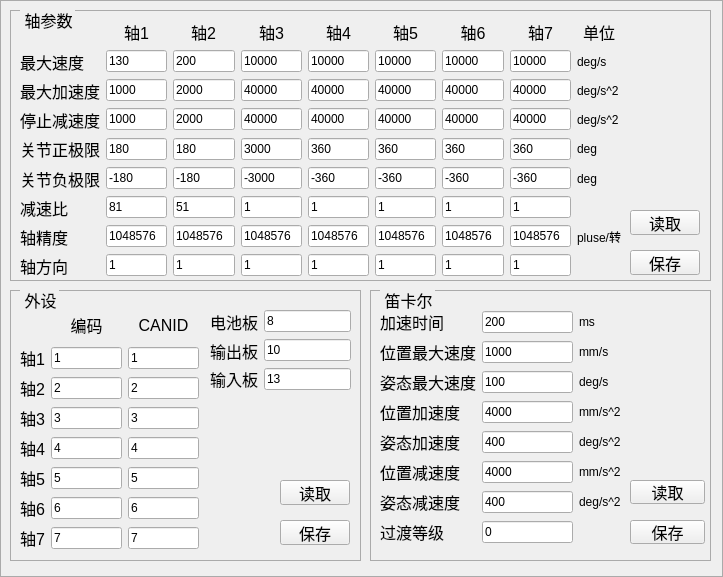
The window that zoweerobot/UI/cjointparamsetui.ui (yisea123/Robot_Delta_GitHubPro) describes before a commit, drawn with Qt 5.
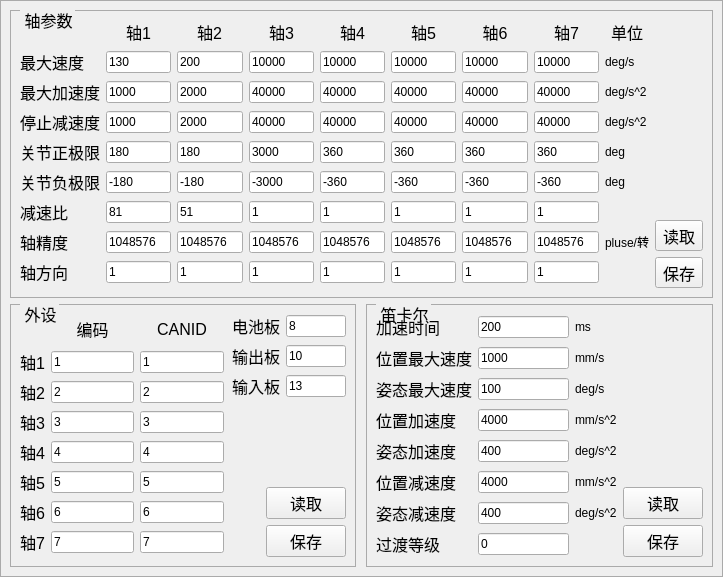
The same window after the commit.

Patch:
```diff
--- a/zoweerobot/UI/cjointparamsetui.ui
+++ b/zoweerobot/UI/cjointparamsetui.ui
@@ -18,15 +18,21 @@
   <property name="windowTitle">
    <string>Form</string>
   </property>
+  <layout class="QGridLayout" name="gridLayout_8">
+   <property name="leftMargin">
+    <number>0</number>
+   </property>
+   <property name="topMargin">
+    <number>0</number>
+   </property>
+   <property name="rightMargin">
+    <number>0</number>
+   </property>
+   <property name="bottomMargin">
+    <number>0</number>
+   </property>
+   <item row="0" column="0">
   <widget class="QGroupBox" name="groupBox">
-   <property name="geometry">
-    <rect>
-     <x>0</x>
-     <y>0</y>
-     <width>723</width>
-     <height>577</height>
-    </rect>
-   </property>
    <property name="styleSheet">
     <string notr="true">QGroupBox {
             border-color: rgb(170, 170, 170);
@@ -43,27 +49,20 @@
             padding: 0  0px;
         }</string>
    </property>
+     <layout class="QGridLayout" name="gridLayout_7">
+      <property name="horizontalSpacing">
+       <number>10</number>
+      </property>
+      <property name="verticalSpacing">
+       <number>6</number>
+      </property>
+      <item row="0" column="0" colspan="2">
    <widget class="QGroupBox" name="grbCommon">
-    <property name="geometry">
-     <rect>
-      <x>10</x>
-      <y>10</y>
-      <width>701</width>
-      <height>271</height>
-     </rect>
-    </property>
     <property name="title">
      <string>轴参数</string>
     </property>
-    <widget class="QWidget" name="gridLayoutWidget">
-     <property name="geometry">
-      <rect>
-       <x>10</x>
-       <y>10</y>
-       <width>601</width>
-       <height>261</height>
-      </rect>
-     </property>
+        <layout class="QHBoxLayout" name="horizontalLayout">
+         <item>
      <layout class="QGridLayout" name="gridLayout">
       <property name="bottomMargin">
        <number>4</number>
@@ -736,16 +735,24 @@
        </widget>
       </item>
      </layout>
-    </widget>
+         </item>
+         <item>
+          <layout class="QVBoxLayout" name="verticalLayout">
+           <item>
+            <spacer name="verticalSpacer_2">
+             <property name="orientation">
+              <enum>Qt::Vertical</enum>
+             </property>
+             <property name="sizeHint" stdset="0">
+              <size>
+               <width>20</width>
+               <height>40</height>
+              </size>
+             </property>
+            </spacer>
+           </item>
+           <item>
     <widget class="QToolButton" name="axisParamRDBtn">
-     <property name="geometry">
-      <rect>
-       <x>620</x>
-       <y>200</y>
-       <width>70</width>
-       <height>25</height>
-      </rect>
-     </property>
      <property name="font">
       <font>
        <pointsize>12</pointsize>
@@ -755,15 +762,9 @@
       <string>读取</string>
      </property>
     </widget>
+           </item>
+           <item>
     <widget class="QToolButton" name="axisParamSV">
-     <property name="geometry">
-      <rect>
-       <x>620</x>
-       <y>240</y>
-       <width>70</width>
-       <height>25</height>
-      </rect>
-     </property>
      <property name="font">
       <font>
        <pointsize>12</pointsize>
@@ -773,290 +774,19 @@
       <string>保存</string>
      </property>
     </widget>
-   </widget>
-   <widget class="QGroupBox" name="groupBox">
-    <property name="geometry">
-     <rect>
-      <x>370</x>
-      <y>290</y>
-      <width>341</width>
-      <height>271</height>
-     </rect>
-    </property>
-    <property name="title">
-     <string>笛卡尔</string>
-    </property>
-    <widget class="QWidget" name="gridLayoutWidget_2">
-     <property name="geometry">
-      <rect>
-       <x>10</x>
-       <y>20</y>
-       <width>241</width>
-       <height>241</height>
-      </rect>
-     </property>
-     <layout class="QGridLayout" name="gridLayout_2">
-      <item row="1" column="1">
-       <widget class="QLineEdit" name="carmaxpvel">
-        <property name="text">
-         <string>1000</string>
-        </property>
-       </widget>
-      </item>
-      <item row="7" column="0">
-       <widget class="QLabel" name="label_55">
-        <property name="font">
-         <font>
-          <pointsize>12</pointsize>
-         </font>
-        </property>
-        <property name="text">
-         <string>过渡等级</string>
-        </property>
-       </widget>
-      </item>
-      <item row="7" column="1">
-       <widget class="QLineEdit" name="zonelevel">
-        <property name="text">
-         <string>0</string>
-        </property>
-       </widget>
-      </item>
-      <item row="0" column="2">
-       <widget class="QLabel" name="label_35">
-        <property name="text">
-         <string>ms</string>
-        </property>
-       </widget>
-      </item>
-      <item row="0" column="0">
-       <widget class="QLabel" name="label_13">
-        <property name="font">
-         <font>
-          <pointsize>12</pointsize>
-         </font>
-        </property>
-        <property name="text">
-         <string>加速时间</string>
-        </property>
-       </widget>
-      </item>
-      <item row="2" column="0">
-       <widget class="QLabel" name="label_16">
-        <property name="font">
-         <font>
-          <pointsize>12</pointsize>
-         </font>
-        </property>
-        <property name="text">
-         <string>姿态最大速度</string>
-        </property>
-       </widget>
-      </item>
-      <item row="1" column="2">
-       <widget class="QLabel" name="label_36">
-        <property name="text">
-         <string>mm/s</string>
-        </property>
-       </widget>
-      </item>
-      <item row="6" column="0">
-       <widget class="QLabel" name="label_18">
-        <property name="font">
-         <font>
-          <pointsize>12</pointsize>
-         </font>
-        </property>
-        <property name="text">
-         <string>姿态减速度</string>
-        </property>
-       </widget>
-      </item>
-      <item row="4" column="0">
-       <widget class="QLabel" name="label_19">
-        <property name="font">
-         <font>
-          <pointsize>12</pointsize>
-         </font>
-        </property>
-        <property name="text">
-         <string>姿态加速度</string>
-        </property>
+           </item>
+          </layout>
+         </item>
+        </layout>
        </widget>
       </item>
       <item row="1" column="0">
-       <widget class="QLabel" name="label_14">
-        <property name="font">
-         <font>
-          <pointsize>12</pointsize>
-         </font>
-        </property>
-        <property name="text">
-         <string>位置最大速度</string>
-        </property>
-       </widget>
-      </item>
-      <item row="2" column="2">
-       <widget class="QLabel" name="label_37">
-        <property name="text">
-         <string>deg/s</string>
-        </property>
-       </widget>
-      </item>
-      <item row="2" column="1">
-       <widget class="QLineEdit" name="carmaxgvel">
-        <property name="text">
-         <string>100</string>
-        </property>
-       </widget>
-      </item>
-      <item row="6" column="1">
-       <widget class="QLineEdit" name="carstopgdec">
-        <property name="text">
-         <string>400</string>
-        </property>
-       </widget>
-      </item>
-      <item row="5" column="1">
-       <widget class="QLineEdit" name="carstoppdec">
-        <property name="text">
-         <string>4000</string>
-        </property>
-       </widget>
-      </item>
-      <item row="5" column="2">
-       <widget class="QLabel" name="label_40">
-        <property name="text">
-         <string>mm/s^2</string>
-        </property>
-       </widget>
-      </item>
-      <item row="4" column="2">
-       <widget class="QLabel" name="label_39">
-        <property name="text">
-         <string>deg/s^2</string>
-        </property>
-       </widget>
-      </item>
-      <item row="4" column="1">
-       <widget class="QLineEdit" name="carmaxgacc">
-        <property name="text">
-         <string>400</string>
-        </property>
-       </widget>
-      </item>
-      <item row="3" column="1">
-       <widget class="QLineEdit" name="carmaxpacc">
-        <property name="text">
-         <string>4000</string>
-        </property>
-       </widget>
-      </item>
-      <item row="5" column="0">
-       <widget class="QLabel" name="label_17">
-        <property name="font">
-         <font>
-          <pointsize>12</pointsize>
-         </font>
-        </property>
-        <property name="text">
-         <string>位置减速度</string>
-        </property>
-       </widget>
-      </item>
-      <item row="6" column="2">
-       <widget class="QLabel" name="label_41">
-        <property name="text">
-         <string>deg/s^2</string>
-        </property>
-       </widget>
-      </item>
-      <item row="0" column="1">
-       <widget class="QLineEdit" name="acctime">
-        <property name="text">
-         <string>200</string>
-        </property>
-       </widget>
-      </item>
-      <item row="3" column="0">
-       <widget class="QLabel" name="label_15">
-        <property name="font">
-         <font>
-          <pointsize>12</pointsize>
-         </font>
-        </property>
-        <property name="text">
-         <string>位置加速度</string>
-        </property>
-       </widget>
-      </item>
-      <item row="3" column="2">
-       <widget class="QLabel" name="label_38">
-        <property name="text">
-         <string>mm/s^2</string>
-        </property>
-       </widget>
-      </item>
-     </layout>
-    </widget>
-    <widget class="QPushButton" name="routeParamRDBtn">
-     <property name="geometry">
-      <rect>
-       <x>260</x>
-       <y>190</y>
-       <width>75</width>
-       <height>24</height>
-      </rect>
-     </property>
-     <property name="font">
-      <font>
-       <pointsize>12</pointsize>
-      </font>
-     </property>
-     <property name="text">
-      <string>读取</string>
-     </property>
-    </widget>
-    <widget class="QPushButton" name="routeParamSVBtn">
-     <property name="geometry">
-      <rect>
-       <x>260</x>
-       <y>230</y>
-       <width>75</width>
-       <height>24</height>
-      </rect>
-     </property>
-     <property name="font">
-      <font>
-       <pointsize>12</pointsize>
-      </font>
-     </property>
-     <property name="text">
-      <string>保存</string>
-     </property>
-    </widget>
-   </widget>
    <widget class="QGroupBox" name="grbAxisNO">
-    <property name="geometry">
-     <rect>
-      <x>10</x>
-      <y>290</y>
-      <width>351</width>
-      <height>271</height>
-     </rect>
-    </property>
     <property name="title">
      <string>外设</string>
     </property>
-    <widget class="QWidget" name="gridLayoutWidget_4">
-     <property name="geometry">
-      <rect>
-       <x>10</x>
-       <y>20</y>
-       <width>181</width>
-       <height>241</height>
-      </rect>
-     </property>
+        <layout class="QGridLayout" name="gridLayout_5">
+         <item row="0" column="0" rowspan="2">
      <layout class="QGridLayout" name="gridLayout_4">
       <property name="rightMargin">
        <number>2</number>
@@ -1280,52 +1010,8 @@
        </widget>
       </item>
      </layout>
-    </widget>
-    <widget class="QPushButton" name="extDevSVBtn">
-     <property name="geometry">
-      <rect>
-       <x>270</x>
-       <y>230</y>
-       <width>70</width>
-       <height>25</height>
-      </rect>
-     </property>
-     <property name="font">
-      <font>
-       <pointsize>12</pointsize>
-      </font>
-     </property>
-     <property name="text">
-      <string>保存</string>
-     </property>
-    </widget>
-    <widget class="QPushButton" name="extDevRDBtn">
-     <property name="geometry">
-      <rect>
-       <x>270</x>
-       <y>190</y>
-       <width>70</width>
-       <height>25</height>
-      </rect>
-     </property>
-     <property name="font">
-      <font>
-       <pointsize>12</pointsize>
-      </font>
-     </property>
-     <property name="text">
-      <string>读取</string>
-     </property>
-    </widget>
-    <widget class="QWidget" name="layoutWidget">
-     <property name="geometry">
-      <rect>
-       <x>200</x>
-       <y>20</y>
-       <width>141</width>
-       <height>80</height>
-      </rect>
-     </property>
+         </item>
+         <item row="0" column="1">
      <layout class="QGridLayout" name="gridLayout_3">
       <item row="0" column="0">
        <widget class="QLabel" name="label_54">
@@ -1385,9 +1071,323 @@
        </widget>
       </item>
      </layout>
-    </widget>
-   </widget>
-  </widget>
+         </item>
+         <item row="1" column="1">
+          <layout class="QGridLayout" name="gridLayout_9">
+           <item row="2" column="1">
+            <widget class="QPushButton" name="extDevSVBtn">
+             <property name="font">
+              <font>
+               <pointsize>12</pointsize>
+              </font>
+             </property>
+             <property name="text">
+              <string>保存</string>
+             </property>
+            </widget>
+           </item>
+           <item row="0" column="1">
+            <spacer name="verticalSpacer_3">
+             <property name="orientation">
+              <enum>Qt::Vertical</enum>
+             </property>
+             <property name="sizeHint" stdset="0">
+              <size>
+               <width>20</width>
+               <height>40</height>
+              </size>
+             </property>
+            </spacer>
+           </item>
+           <item row="1" column="1">
+            <widget class="QPushButton" name="extDevRDBtn">
+             <property name="font">
+              <font>
+               <pointsize>12</pointsize>
+              </font>
+             </property>
+             <property name="text">
+              <string>读取</string>
+             </property>
+            </widget>
+           </item>
+           <item row="0" column="0">
+            <spacer name="horizontalSpacer">
+             <property name="orientation">
+              <enum>Qt::Horizontal</enum>
+             </property>
+             <property name="sizeHint" stdset="0">
+              <size>
+               <width>40</width>
+               <height>20</height>
+              </size>
+             </property>
+            </spacer>
+           </item>
+          </layout>
+         </item>
+        </layout>
+       </widget>
+      </item>
+      <item row="1" column="1">
+       <widget class="QGroupBox" name="groupBox">
+        <property name="title">
+         <string>笛卡尔</string>
+        </property>
+        <layout class="QGridLayout" name="gridLayout_6">
+         <item row="0" column="0">
+          <layout class="QGridLayout" name="gridLayout_2">
+           <item row="1" column="1">
+            <widget class="QLineEdit" name="carmaxpvel">
+             <property name="text">
+              <string>1000</string>
+             </property>
+            </widget>
+           </item>
+           <item row="7" column="0">
+            <widget class="QLabel" name="label_55">
+             <property name="font">
+              <font>
+               <pointsize>12</pointsize>
+              </font>
+             </property>
+             <property name="text">
+              <string>过渡等级</string>
+             </property>
+            </widget>
+           </item>
+           <item row="7" column="1">
+            <widget class="QLineEdit" name="zonelevel">
+             <property name="text">
+              <string>0</string>
+             </property>
+            </widget>
+           </item>
+           <item row="0" column="2">
+            <widget class="QLabel" name="label_35">
+             <property name="text">
+              <string>ms</string>
+             </property>
+            </widget>
+           </item>
+           <item row="0" column="0">
+            <widget class="QLabel" name="label_13">
+             <property name="font">
+              <font>
+               <pointsize>12</pointsize>
+              </font>
+             </property>
+             <property name="text">
+              <string>加速时间</string>
+             </property>
+            </widget>
+           </item>
+           <item row="2" column="0">
+            <widget class="QLabel" name="label_16">
+             <property name="font">
+              <font>
+               <pointsize>12</pointsize>
+              </font>
+             </property>
+             <property name="text">
+              <string>姿态最大速度</string>
+             </property>
+            </widget>
+           </item>
+           <item row="1" column="2">
+            <widget class="QLabel" name="label_36">
+             <property name="text">
+              <string>mm/s</string>
+             </property>
+            </widget>
+           </item>
+           <item row="6" column="0">
+            <widget class="QLabel" name="label_18">
+             <property name="font">
+              <font>
+               <pointsize>12</pointsize>
+              </font>
+             </property>
+             <property name="text">
+              <string>姿态减速度</string>
+             </property>
+            </widget>
+           </item>
+           <item row="4" column="0">
+            <widget class="QLabel" name="label_19">
+             <property name="font">
+              <font>
+               <pointsize>12</pointsize>
+              </font>
+             </property>
+             <property name="text">
+              <string>姿态加速度</string>
+             </property>
+            </widget>
+           </item>
+           <item row="1" column="0">
+            <widget class="QLabel" name="label_14">
+             <property name="font">
+              <font>
+               <pointsize>12</pointsize>
+              </font>
+             </property>
+             <property name="text">
+              <string>位置最大速度</string>
+             </property>
+            </widget>
+           </item>
+           <item row="2" column="2">
+            <widget class="QLabel" name="label_37">
+             <property name="text">
+              <string>deg/s</string>
+             </property>
+            </widget>
+           </item>
+           <item row="2" column="1">
+            <widget class="QLineEdit" name="carmaxgvel">
+             <property name="text">
+              <string>100</string>
+             </property>
+            </widget>
+           </item>
+           <item row="6" column="1">
+            <widget class="QLineEdit" name="carstopgdec">
+             <property name="text">
+              <string>400</string>
+             </property>
+            </widget>
+           </item>
+           <item row="5" column="1">
+            <widget class="QLineEdit" name="carstoppdec">
+             <property name="text">
+              <string>4000</string>
+             </property>
+            </widget>
+           </item>
+           <item row="5" column="2">
+            <widget class="QLabel" name="label_40">
+             <property name="text">
+              <string>mm/s^2</string>
+             </property>
+            </widget>
+           </item>
+           <item row="4" column="2">
+            <widget class="QLabel" name="label_39">
+             <property name="text">
+              <string>deg/s^2</string>
+             </property>
+            </widget>
+           </item>
+           <item row="4" column="1">
+            <widget class="QLineEdit" name="carmaxgacc">
+             <property name="text">
+              <string>400</string>
+             </property>
+            </widget>
+           </item>
+           <item row="3" column="1">
+            <widget class="QLineEdit" name="carmaxpacc">
+             <property name="text">
+              <string>4000</string>
+             </property>
+            </widget>
+           </item>
+           <item row="5" column="0">
+            <widget class="QLabel" name="label_17">
+             <property name="font">
+              <font>
+               <pointsize>12</pointsize>
+              </font>
+             </property>
+             <property name="text">
+              <string>位置减速度</string>
+             </property>
+            </widget>
+           </item>
+           <item row="6" column="2">
+            <widget class="QLabel" name="label_41">
+             <property name="text">
+              <string>deg/s^2</string>
+             </property>
+            </widget>
+           </item>
+           <item row="0" column="1">
+            <widget class="QLineEdit" name="acctime">
+             <property name="text">
+              <string>200</string>
+             </property>
+            </widget>
+           </item>
+           <item row="3" column="0">
+            <widget class="QLabel" name="label_15">
+             <property name="font">
+              <font>
+               <pointsize>12</pointsize>
+              </font>
+             </property>
+             <property name="text">
+              <string>位置加速度</string>
+             </property>
+            </widget>
+           </item>
+           <item row="3" column="2">
+            <widget class="QLabel" name="label_38">
+             <property name="text">
+              <string>mm/s^2</string>
+             </property>
+            </widget>
+           </item>
+          </layout>
+         </item>
+         <item row="0" column="1">
+          <layout class="QVBoxLayout" name="verticalLayout_3">
+           <item>
+            <spacer name="verticalSpacer">
+             <property name="orientation">
+              <enum>Qt::Vertical</enum>
+             </property>
+             <property name="sizeHint" stdset="0">
+              <size>
+               <width>20</width>
+               <height>40</height>
+              </size>
+             </property>
+            </spacer>
+           </item>
+           <item>
+            <widget class="QPushButton" name="routeParamRDBtn">
+             <property name="font">
+              <font>
+               <pointsize>12</pointsize>
+              </font>
+             </property>
+             <property name="text">
+              <string>读取</string>
+             </property>
+            </widget>
+           </item>
+           <item>
+            <widget class="QPushButton" name="routeParamSVBtn">
+             <property name="font">
+              <font>
+               <pointsize>12</pointsize>
+              </font>
+             </property>
+             <property name="text">
+              <string>保存</string>
+             </property>
+            </widget>
+           </item>
+          </layout>
+         </item>
+        </layout>
+       </widget>
+      </item>
+     </layout>
+    </widget>
+   </item>
+  </layout>
  </widget>
  <resources/>
  <connections/>
```
Lines whose indentation alone changed are shown as unchanged.
